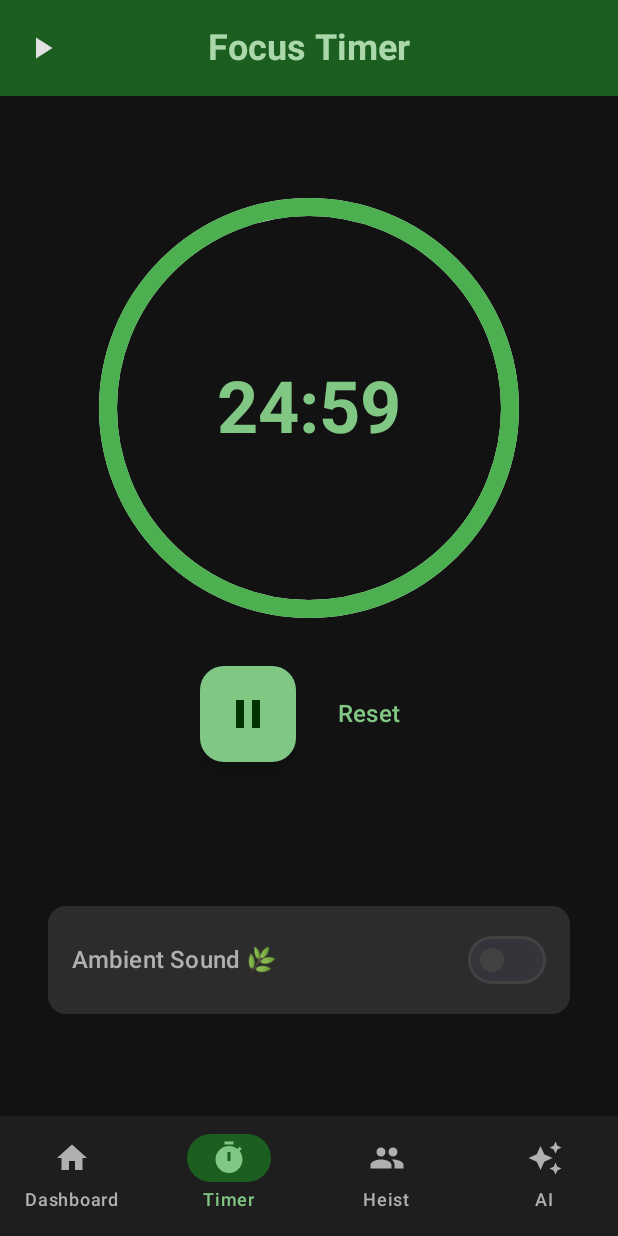
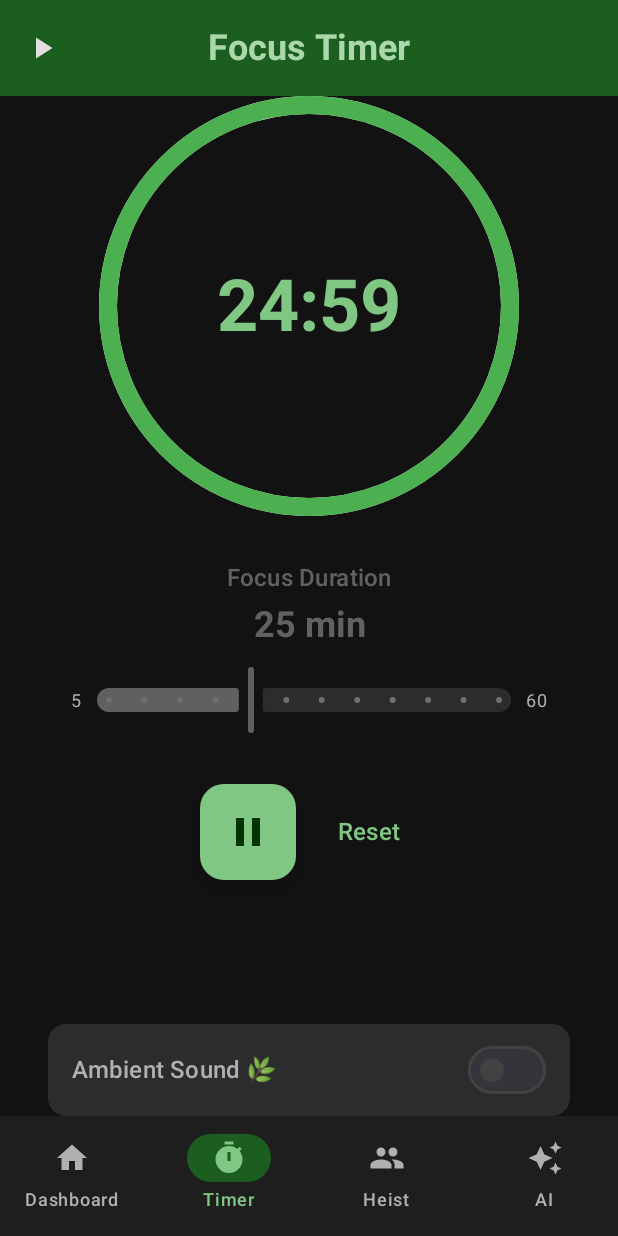
Before and after one commit to Hugooooooo526/CP3406-Mobile-Computing-for-Jcu, an Android app built with Jetpack Compose: the TimerScreen screen opened through its navigation route, after a tap on "Start", on a phone screen of 412 x 824 dp. Run offline under Robolectric (Android 15) with nearby library versions, the phone set to English and light mode, and no system bars; our stand-ins replace Room's generated code.

Commit message:
feat: add slice adjusting timer feature and updated td doc markdown file

```diff
--- a/app/src/main/java/com/jcu/focusgarden/ui/screens/TimerScreen.kt
+++ b/app/src/main/java/com/jcu/focusgarden/ui/screens/TimerScreen.kt
@@ -31,6 +31,7 @@ import com.jcu.focusgarden.viewmodel.TimerViewModel
  *
  * Week 3-4: 静态 UI
  * Week 5-6: ✅ 集成音效反馈 + ViewModel 状态管理
+ * Phase F: ✅ 时长调节功能（Slider）
  */
 @OptIn(ExperimentalMaterial3Api::class)
 @Composable
@@ -44,6 +45,9 @@ fun TimerScreen(
     val remainingSeconds by viewModel?.remainingSeconds?.collectAsState() ?: remember { mutableStateOf(25 * 60) }
     val isRunning by viewModel?.isRunning?.collectAsState() ?: remember { mutableStateOf(false) }
     val showReflectionDialog by viewModel?.showReflectionDialog?.collectAsState() ?: remember { mutableStateOf(false) }
+
+    // Phase F: 观察用户选择的时长
+    val focusDuration by viewModel?.focusDuration?.collectAsState() ?: remember { mutableStateOf(25) }
 
     // 本地 UI 状态（不需要持久化）
     var ambientSoundEnabled by remember { mutableStateOf(false) }
@@ -94,8 +98,18 @@ fun TimerScreen(
                 // 大型圆形倒计时器
                 CircularTimer(
                     remainingSeconds = remainingSeconds,
-                    totalSeconds = 25 * 60,
+                    totalSeconds = focusDuration * 60, // Phase F: 使用自定义时长
                     modifier = Modifier.size(280.dp)
+                )
+
+                // Phase F: 时长调节 Slider
+                DurationSlider(
+                    duration = focusDuration,
+                    onDurationChange = { viewModel?.setFocusDuration(it) },
+                    enabled = !isRunning, // 仅在未运行时可调节
+                    modifier = Modifier
+                        .fillMaxWidth(0.85f)
+                        .padding(horizontal = 16.dp)
                 )
 
                 // 控制按钮
@@ -414,6 +428,91 @@ private fun ReflectionDialog(
     )
 }
 
+/**
+ * Phase F: Duration Slider 组件
+ * 允许用户调节专注时长（5-60分钟，步长5分钟）
+ */
+@Composable
+private fun DurationSlider(
+    duration: Int,
+    onDurationChange: (Int) -> Unit,
+    enabled: Boolean,
+    modifier: Modifier = Modifier
+) {
+    Column(
+        modifier = modifier,
+        horizontalAlignment = Alignment.CenterHorizontally
+    ) {
+        // 标题
+        Text(
+            text = "Focus Duration",
+            style = MaterialTheme.typography.titleMedium,
+            fontWeight = FontWeight.SemiBold,
+            color = if (enabled) {
+                MaterialTheme.colorScheme.onSurface
+            } else {
+                MaterialTheme.colorScheme.onSurfaceVariant.copy(alpha = 0.5f)
+            }
+        )
+
+        Spacer(modifier = Modifier.height(8.dp))
+
+        // 当前时长显示
+        Text(
+            text = "$duration min",
+            style = MaterialTheme.typography.headlineSmall,
+            fontWeight = FontWeight.Bold,
+            color = if (enabled) {
+                MaterialTheme.colorScheme.primary
+            } else {
+                MaterialTheme.colorScheme.onSurfaceVariant.copy(alpha = 0.5f)
+            }
+        )
+
+        Spacer(modifier = Modifier.height(12.dp))
+
+        // Slider
+        Row(
+            modifier = Modifier.fillMaxWidth(),
+            verticalAlignment = Alignment.CenterVertically,
+            horizontalArrangement = Arrangement.SpaceBetween
+        ) {
+            // 最小值标签
+            Text(
+                text = "5",
+                style = MaterialTheme.typography.bodySmall,
+                color = MaterialTheme.colorScheme.onSurfaceVariant
+            )
+
+            // Slider 控件
+            Slider(
+                value = duration.toFloat(),
+                onValueChange = { onDurationChange(it.toInt()) },
+                valueRange = 5f..60f,
+                steps = 10, // 5-60分钟，步长5，共11个值，steps=10
+                enabled = enabled,
+                modifier = Modifier
+                    .weight(1f)
+                    .padding(horizontal = 8.dp),
+                colors = SliderDefaults.colors(
+                    thumbColor = MaterialTheme.colorScheme.primary,
+                    activeTrackColor = MaterialTheme.colorScheme.primary,
+                    inactiveTrackColor = MaterialTheme.colorScheme.surfaceVariant,
+                    disabledThumbColor = MaterialTheme.colorScheme.onSurface.copy(alpha = 0.38f),
+                    disabledActiveTrackColor = MaterialTheme.colorScheme.onSurface.copy(alpha = 0.38f)
+                )
+            )
+
+            // 最大值标签
+            Text(
+                text = "60",
+                style = MaterialTheme.typography.bodySmall,
+                color = MaterialTheme.colorScheme.onSurfaceVariant
+            )
+        }
+    }
+}
+
 @Preview(showBackground = true, showSystemUi = true)
 @Composable
 fun TimerScreenPreview() {
--- a/app/src/main/java/com/jcu/focusgarden/viewmodel/TimerViewModel.kt
+++ b/app/src/main/java/com/jcu/focusgarden/viewmodel/TimerViewModel.kt
@@ -22,11 +22,13 @@ import java.util.Locale
  *
  * Week 3-4: 基础结构
  * Week 5-6: ✅ 实现完整的计时器逻辑和数据持久化
+ * Phase F: ✅ Timer Duration Adjustment（时长调节功能）
  *
  * 实现决策：
  * - 使用 Kotlin Flow + delay 实现倒计时（前台）
  * - 不使用 Foreground Service（保持简单）
  * - Category 在 Journal 时选择
+ * - 支持 5-60 分钟时长调节（步长 5 分钟）
  *
  * @author Hugo Cui (14706438)
  * @since Week 5-6
@@ -37,6 +39,9 @@ class TimerViewModel(
 ) : ViewModel() {
 
     // Timer State
+    private val _focusDuration = MutableStateFlow(25) // Phase F: 默认25分钟
+    val focusDuration: StateFlow<Int> = _focusDuration.asStateFlow()
+
     private val _remainingSeconds = MutableStateFlow(25 * 60) // 25分钟
     val remainingSeconds: StateFlow<Int> = _remainingSeconds.asStateFlow()
 
@@ -100,12 +105,24 @@ class TimerViewModel(
 
     /**
      * 重置计时器
+     * Phase F: 使用用户自定义的时长
      */
     fun resetTimer() {
         timerJob?.cancel()
-        _remainingSeconds.value = 25 * 60
+        _remainingSeconds.value = _focusDuration.value * 60
         _isRunning.value = false
         sessionStartTime = 0L
+    }
+
+    /**
+     * Phase F: 设置专注时长（5-60分钟）
+     * 仅在未运行时可调节
+     */
+    fun setFocusDuration(minutes: Int) {
+        if (!_isRunning.value && minutes in 5..60) {
+            _focusDuration.value = minutes
+            _remainingSeconds.value = minutes * 60
+        }
     }
 
     /**
```
Also changed, not shown: 1 other file.
